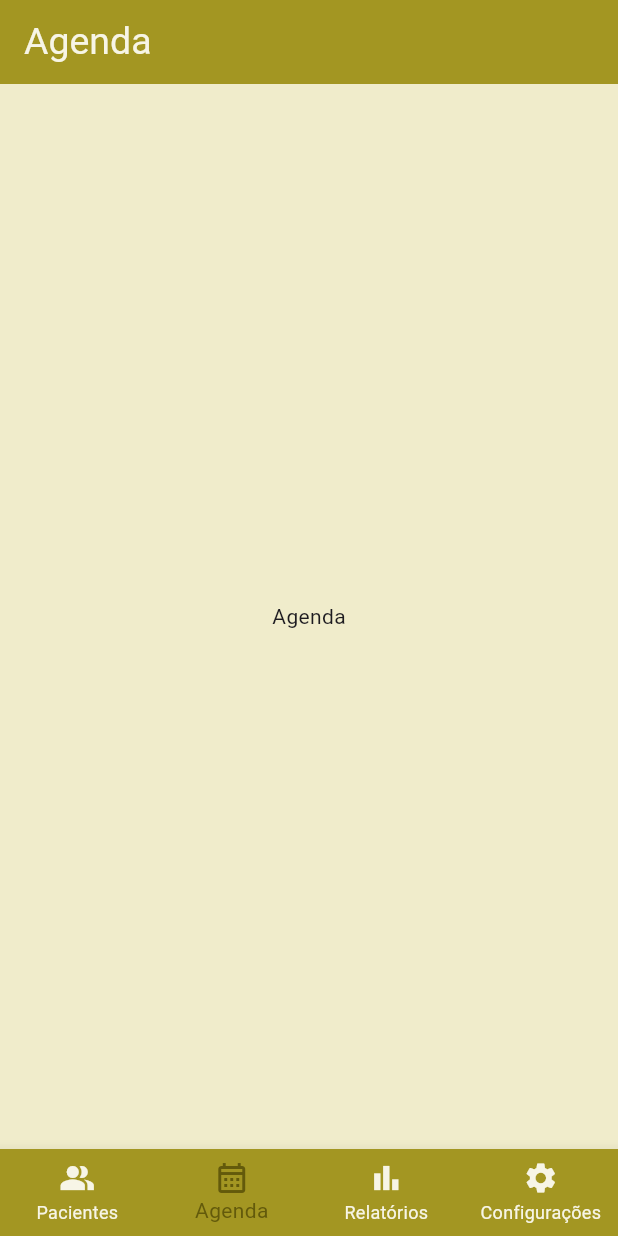
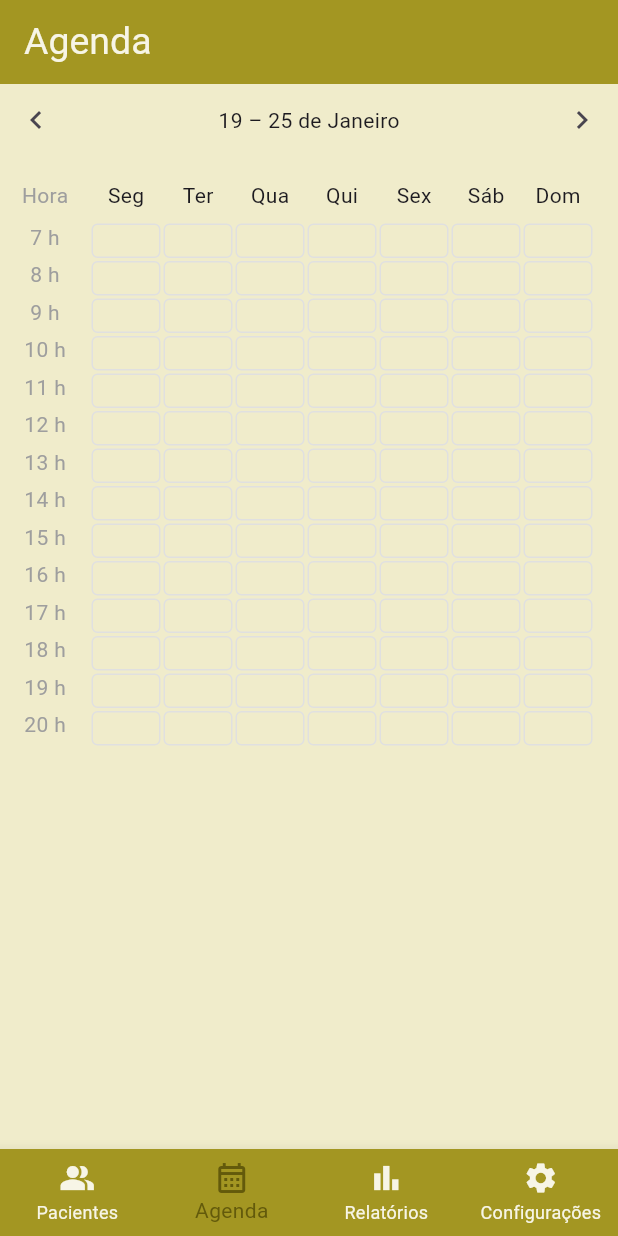
Before and after one commit to Valeria-CPaz/psico_app_flutter, a Flutter app: the screen it shows after launch, item 2 of the bottom bar chosen, on a phone screen of 412 x 824 dp. Run offline on Flutter 3.47's test engine with Material 3 defaults, Android fonts, the phone set to English and light mode, and no system bars; our stand-ins replace shared_preferences.

Commit message:
`agenda` added

```diff
--- a/lib/pages/agenda_page.dart
+++ b/lib/pages/agenda_page.dart
@@ -1,10 +1,169 @@
 import 'package:flutter/material.dart';
 
-class AgendaPage extends StatelessWidget {
+List<DateTime> _daysInWeek(DateTime monday) {
+  return List.generate(7, (index) => monday.add(Duration(days: index)));
+}
+
+DateTime _mondayOfWeek(DateTime date) {
+  return date.subtract(Duration(days: date.weekday - 1));
+}
+
+class AgendaPage extends StatefulWidget {
   const AgendaPage({super.key});
 
   @override
+  State<AgendaPage> createState() => _AgendaPageState();
+}
+
+class _AgendaPageState extends State<AgendaPage> {
+  late DateTime _currentMonday;
+  int _startHour = 7; // ajuste conforme quiser
+  int _endHour = 20;
+
+  @override
+  void initState() {
+    super.initState();
+    _currentMonday = _mondayOfWeek(DateTime.now());
+  }
+
+  String _formatWeekRange(List<DateTime> days) {
+    final start = days[0];
+    final end = days[6];
+
+    String monthName(int month) {
+      const months = [
+        'de Janeiro',
+        'de Fevereiro',
+        'de Março',
+        'de Abril',
+        'de Maio',
+        'de Junho',
+        'de Julho',
+        'de Agosto',
+        'de Setembro',
+        'de Outubro',
+        'de Novembro',
+        'de Dezembro',
+      ];
+      return months[month - 1];
+    }
+
+    if (start.month == end.month) {
+      return '${start.day} – ${end.day} ${monthName(start.month)}';
+    } else {
+      return '${start.day} ${monthName(start.month)} – ${end.day} ${monthName(end.month)}';
+    }
+  }
+
+  void _openAppointmentModal(DateTime date, int hour) {
+    ScaffoldMessenger.of(context).showSnackBar(
+      SnackBar(
+        content: Text('Agendar em ${date.day}/${date.month} às $hour:00'),
+      ),
+    );
+  }
+
+  @override
   Widget build(BuildContext context) {
-    return const Center(child: Text('Agenda'),);
+    final days = _daysInWeek(_currentMonday);
+    final dayNames = ['Seg', 'Ter', 'Qua', 'Qui', 'Sex', 'Sáb', 'Dom'];
+
+    return Column(
+      children: [
+        // Cabeçalho com navegação
+        Row(
+          mainAxisAlignment: MainAxisAlignment.spaceBetween,
+          children: [
+            IconButton(
+              icon: const Icon(Icons.chevron_left),
+              onPressed: () {
+                setState(() {
+                  _currentMonday = _currentMonday.subtract(
+                    const Duration(days: 7),
+                  );
+                });
+              },
+            ),
+            Text(_formatWeekRange(days)),
+            IconButton(
+              icon: const Icon(Icons.chevron_right),
+              onPressed: () {
+                setState(() {
+                  _currentMonday = _currentMonday.add(const Duration(days: 7));
+                });
+              },
+            ),
+          ],
+        ),
+        const SizedBox(height: 16),
+
+        // Linha de cabeçalho: "Hora" + dias da semana
+        Padding(
+          padding: const EdgeInsets.only(right: 16),
+          child: Row(
+            children: [
+              SizedBox(
+                width: 60,
+                child: Center(
+                  child: Text(
+                    'Hora',
+                    style: TextStyle(color: Colors.grey.shade500),
+                  ),
+                ),
+              ),
+              ...List.generate(7, (i) {
+                return Expanded(child: Center(child: Text(dayNames[i])));
+              }),
+            ],
+          ),
+        ),
+        const SizedBox(height: 8),
+
+        // Grade horária
+        Expanded(
+          child: Padding(
+            padding: const EdgeInsets.only(right: 16),
+            child: Table(
+              columnWidths: const {
+                0: FixedColumnWidth(60), // coluna fixa para horas
+                1: FlexColumnWidth(),
+                2: FlexColumnWidth(),
+                3: FlexColumnWidth(),
+                4: FlexColumnWidth(),
+                5: FlexColumnWidth(),
+                6: FlexColumnWidth(),
+                7: FlexColumnWidth(),
+              },
+              children: List.generate(_endHour - _startHour + 1, (hourIndex) {
+                final hour = _startHour + hourIndex;
+                return TableRow(
+                  children: [
+                    // Coluna de hora
+                    Container(
+                      alignment: Alignment.center,
+                      child: Text('$hour h', style: TextStyle(color: Colors.grey.shade500),),
+                    ),
+                    // Slots dos dias (Seg a Dom)
+                    ...List.generate(7, (dayIndex) {
+                      return GestureDetector(
+                        onTap: () => _openAppointmentModal(days[dayIndex], hour),
+                        child: Container(
+                          margin: const EdgeInsets.all(1),
+                          decoration: BoxDecoration(
+                            border: Border.all(color: Colors.grey.shade300),
+                            borderRadius: BorderRadius.circular(4),
+                          ),
+                          child: const Center(child: Text('')),
+                        ),
+                      );
+                    }),
+                  ],
+                );
+              }),
+            ),
+          ),
+        ),
+      ],
+    );
   }
 }
--- a/lib/pages/patients_page.dart
+++ b/lib/pages/patients_page.dart
@@ -3,7 +3,7 @@ import 'package:psicoapp/constants/app_colors.dart';
 import 'package:psicoapp/models/patient.dart';
 import 'package:psicoapp/utils/phone_formatter.dart';
 
-class PatientsPage extends StatelessWidget {
+class PatientsPage extends StatefulWidget {
   final VoidCallback onAddPatient;
   final Function(Patient) onEditPatient;
   final List<Patient> patients;
@@ -16,12 +16,34 @@ class PatientsPage extends StatelessWidget {
   });
 
   @override
+  State<PatientsPage> createState() => _PatientsPageState();
+}
+
+class _PatientsPageState extends State<PatientsPage> {
+  final TextEditingController _searchController = TextEditingController();
+  String _searchQuery = '';
+
+  @override
   Widget build(BuildContext context) {
+    // Filtro
+    List<Patient> filteredPatients = widget.patients
+        .where(
+          (patient) =>
+              patient.name.toLowerCase().contains(_searchQuery.toLowerCase()),
+        )
+        .toList();
+
     return Padding(
       padding: const EdgeInsets.all(16.0),
       child: Column(
         children: [
           TextField(
+            controller: _searchController,
+            onChanged: (value) {
+              setState(() {
+                _searchQuery = value;
+              });
+            },
             decoration: InputDecoration(
               hintText: 'Buscar por nome',
               hintStyle: TextStyle(color: AppColors.primaryDark),
@@ -44,7 +66,7 @@ class PatientsPage extends StatelessWidget {
           ),
           const SizedBox(height: 20),
           ElevatedButton(
-            onPressed: onAddPatient,
+            onPressed: widget.onAddPatient,
             style: ElevatedButton.styleFrom(
               backgroundColor: AppColors.primary,
               foregroundColor: AppColors.onPrimary,
@@ -65,9 +87,9 @@ class PatientsPage extends StatelessWidget {
           const SizedBox(height: 20),
           Expanded(
             child: ListView.builder(
-              itemCount: patients.length,
+              itemCount: filteredPatients.length,
               itemBuilder: (context, index) {
-                final patient = patients[index];
+                final patient = filteredPatients[index];
                 return Card(
                   margin: const EdgeInsets.symmetric(vertical: 4),
                   shape: RoundedRectangleBorder(
@@ -85,7 +107,7 @@ class PatientsPage extends StatelessWidget {
                     trailing: patient.phone != null
                         ? Text(formatPhoneNumber(patient.phone!))
                         : null,
-                    onTap: () => onEditPatient(patient),
+                    onTap: () => widget.onEditPatient(patient),
                   ),
                 );
               },
```
